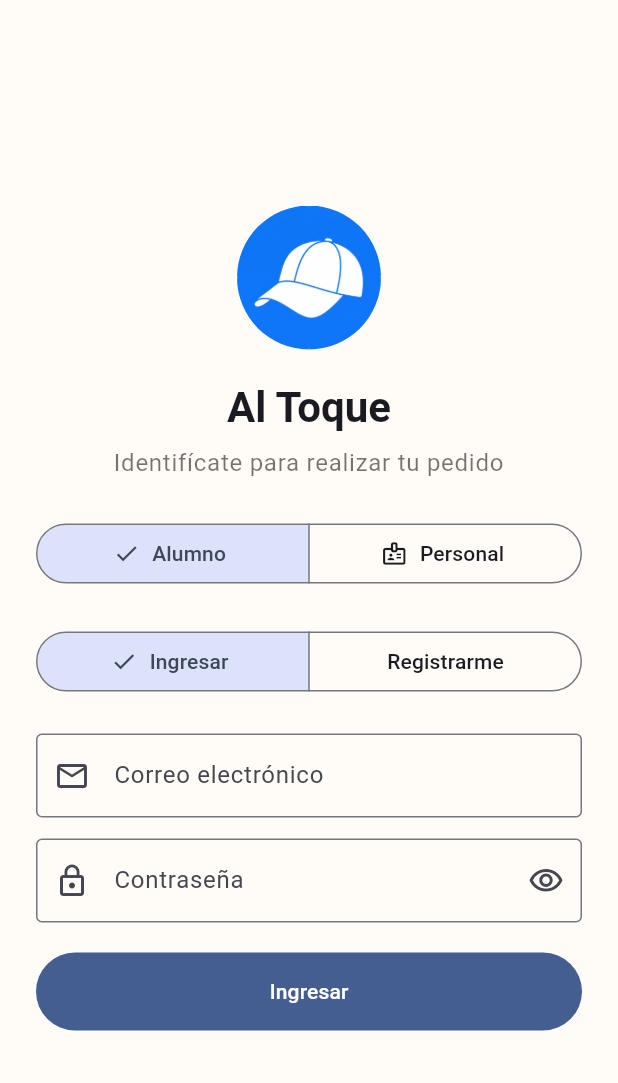
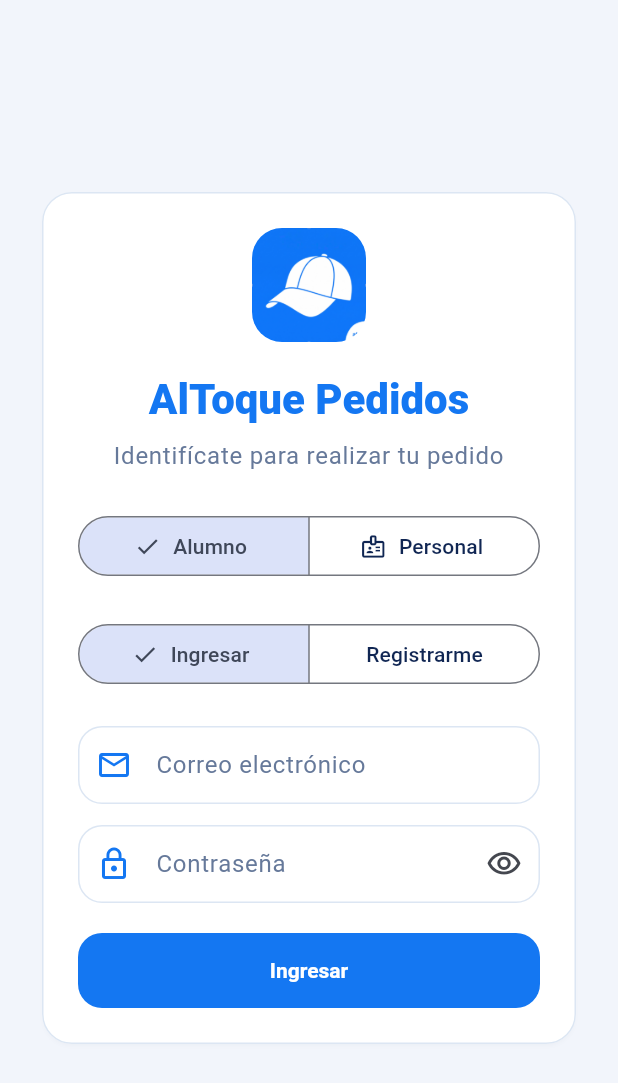
Before and after one commit to valenti-des/AlToque-Pedidos-App, a Flutter app: the screen it shows after launch, on a phone screen of 412 x 824 dp. Shown: the top 1083 px of the screen. Run offline on Flutter 3.47's test engine with Material 3 defaults, Android fonts, the phone set to English and light mode, and no system bars.

Commit message:
cambio de interfaza mas fachera

```diff
--- a/lib/main.dart
+++ b/lib/main.dart
@@ -13,6 +13,7 @@ import 'pages/payment_page.dart';
 import 'pages/product_detail_page.dart';
 import 'pages/tablero_buffet_screen.dart';
 import 'services/api_service.dart';
+import 'theme/app_theme.dart';
 import 'widgets/product_card.dart';
 
 void main() {
@@ -24,16 +25,9 @@ class MyApp extends StatelessWidget {
 
   @override
   Widget build(BuildContext context) {
-    // ignore: use_full_hex_values_for_flutter_colors
-    const brandColor = Color(0xFF0F76F6);
-
     return MaterialApp(
       title: 'AlToque Pedidos',
-      theme: ThemeData(
-        colorScheme: ColorScheme.fromSeed(seedColor: brandColor),
-        scaffoldBackgroundColor: const Color(0xFFFFFBF7),
-        useMaterial3: true,
-      ),
+      theme: AppTheme.light,
       home: LoginPage(
         onCustomerContinue: _showCatalog,
         onStaffLogin: _showStaffArea,
@@ -259,7 +253,7 @@ class _CatalogPageState extends State<CatalogPage> {
                     ),
                     const SizedBox(height: 12),
                     Text(
-                      'Al Toque',
+                      'AlToque Pedidos',
                       style: Theme.of(context).textTheme.titleLarge
                           ?.copyWith(fontWeight: FontWeight.bold),
                     ),
@@ -290,7 +284,7 @@ class _CatalogPageState extends State<CatalogPage> {
             icon: Container(
               decoration: BoxDecoration(
                 shape: BoxShape.circle,
-                border: Border.all(color: const Color(0xFF0877F9), width: 2),
+                border: Border.all(color: AppColors.primary, width: 2),
               ),
               child: ClipOval(
                 child: Image.asset('assets/images/logo.png', fit: BoxFit.cover),
@@ -300,9 +294,9 @@ class _CatalogPageState extends State<CatalogPage> {
         ),
         titleSpacing: 0,
         title: const Text(
-          'Al Toque',
+          'AlToque Pedidos',
           style: TextStyle(
-            color: Color(0xFF0877F9),
+            color: AppColors.primary,
             fontWeight: FontWeight.w900,
           ),
         ),
@@ -338,7 +332,7 @@ class _CatalogPageState extends State<CatalogPage> {
               width: double.infinity,
               decoration: BoxDecoration(
                 gradient: const LinearGradient(
-                  colors: [Color(0xFF0877F9), Color(0xFF2E9EF5)],
+                  colors: [AppColors.primary, Color(0xFF2E9EF5)],
                   begin: Alignment.centerLeft,
                   end: Alignment.centerRight,
                 ),
@@ -396,15 +390,15 @@ class _CatalogPageState extends State<CatalogPage> {
                 fillColor: Colors.white,
                 border: OutlineInputBorder(
                   borderRadius: BorderRadius.circular(14),
-                  borderSide: const BorderSide(color: Color(0xFFE1E7EF)),
+                  borderSide: const BorderSide(color: AppColors.border),
                 ),
                 enabledBorder: OutlineInputBorder(
                   borderRadius: BorderRadius.circular(14),
-                  borderSide: const BorderSide(color: Color(0xFFE1E7EF)),
+                  borderSide: const BorderSide(color: AppColors.border),
                 ),
                 focusedBorder: OutlineInputBorder(
                   borderRadius: BorderRadius.circular(14),
-                  borderSide: const BorderSide(color: Color(0xFF0877F9)),
+                  borderSide: const BorderSide(color: AppColors.primary),
                 ),
               ),
             ),
@@ -418,7 +412,7 @@ class _CatalogPageState extends State<CatalogPage> {
             Text(
               'Elegí algo rico para disfrutar',
               style: Theme.of(context).textTheme.bodyMedium
-                  ?.copyWith(color: Colors.black54),
+                  ?.copyWith(color: AppColors.muted),
             ),
             const SizedBox(height: 18),
             SizedBox(
@@ -453,7 +447,7 @@ class _CatalogPageState extends State<CatalogPage> {
                 Text(
                   '${visibleProducts.length} productos',
                   style: Theme.of(context).textTheme.bodySmall
-                      ?.copyWith(color: Colors.black54),
+                      ?.copyWith(color: AppColors.muted),
                 ),
               ],
             ),
--- a/lib/pages/admin_home_screen.dart
+++ b/lib/pages/admin_home_screen.dart
@@ -99,8 +99,6 @@ class _AdminActionCard extends StatelessWidget {
 
   @override
   Widget build(BuildContext context) => Card(
-    color: Colors.white,
-    shape: RoundedRectangleBorder(borderRadius: BorderRadius.circular(16)),
     child: ListTile(
       contentPadding: const EdgeInsets.all(16),
       leading: CircleAvatar(child: Icon(icon)),
--- a/lib/pages/cart_page.dart
+++ b/lib/pages/cart_page.dart
@@ -56,7 +56,6 @@ class _CartPageState extends State<CartPage> {
               children: [
                 for (final entry in productsInCart) ...[
                   Card(
-                    color: Colors.white,
                     child: ListTile(
                       contentPadding: const EdgeInsets.symmetric(
                         horizontal: 12,
--- a/lib/pages/estadisticas_empleados_screen.dart
+++ b/lib/pages/estadisticas_empleados_screen.dart
@@ -2,6 +2,7 @@ import 'package:flutter/material.dart';
 
 import '../models/employee_stats.dart';
 import '../services/api_service.dart';
+import '../theme/app_theme.dart';
 
 class EstadisticasEmpleadosScreen extends StatefulWidget {
   const EstadisticasEmpleadosScreen({super.key});
@@ -102,7 +103,7 @@ class _EstadisticasEmpleadosScreenState
                                   label: 'Efectividad',
                                   value:
                                       '${stat.effectiveness.toStringAsFixed(1)}%',
-                                  color: const Color(0xFF0877F9),
+                                  color: AppColors.primary,
                                 ),
                               ),
                             ],
--- a/lib/pages/gestion_empleados_screen.dart
+++ b/lib/pages/gestion_empleados_screen.dart
@@ -315,10 +315,6 @@ class _GestionEmpleadosScreenState extends State<GestionEmpleadosScreen> {
                   else
                     for (final employee in _employees)
                       Card(
-                        color: Colors.white,
-                        shape: RoundedRectangleBorder(
-                          borderRadius: BorderRadius.circular(16),
-                        ),
                         child: ListTile(
                           leading: const CircleAvatar(
                             child: Icon(Icons.person_outline),
--- a/lib/pages/login_page.dart
+++ b/lib/pages/login_page.dart
@@ -2,6 +2,7 @@ import 'package:flutter/material.dart';
 
 import '../models/auth_session.dart';
 import '../services/api_service.dart';
+import '../theme/app_theme.dart';
 
 class LoginPage extends StatefulWidget {
   const LoginPage({
@@ -187,27 +188,34 @@ class _LoginPageState extends State<LoginPage> {
           padding: const EdgeInsets.all(24),
           child: ConstrainedBox(
             constraints: const BoxConstraints(maxWidth: 420),
+            child: Card(
+              child: Padding(
+                padding: const EdgeInsets.all(24),
                 child: Form(
                   key: _formKey,
                   child: Column(
                     crossAxisAlignment: CrossAxisAlignment.stretch,
                     children: [
                       Center(
-                    child: ClipOval(
+                        child: ClipRRect(
+                          borderRadius: BorderRadius.circular(20),
                           child: Image.asset(
                             'assets/images/logo.png',
-                        width: 96,
-                        height: 96,
+                            width: 76,
+                            height: 76,
                             fit: BoxFit.cover,
                           ),
                         ),
                       ),
                       const SizedBox(height: 20),
                       Text(
-                    'Al Toque',
+                        'AlToque Pedidos',
                         textAlign: TextAlign.center,
                         style: Theme.of(context).textTheme.headlineMedium
-                        ?.copyWith(fontWeight: FontWeight.bold),
+                            ?.copyWith(
+                              color: AppColors.primary,
+                              fontWeight: FontWeight.w900,
+                            ),
                       ),
                       const SizedBox(height: 8),
                       Text(
@@ -216,7 +224,7 @@ class _LoginPageState extends State<LoginPage> {
                             : 'Identifícate para realizar tu pedido',
                         textAlign: TextAlign.center,
                         style: Theme.of(context).textTheme.bodyLarge
-                        ?.copyWith(color: Colors.black54),
+                            ?.copyWith(color: AppColors.muted),
                       ),
                       const SizedBox(height: 24),
                       SegmentedButton<bool>(
@@ -244,7 +252,10 @@ class _LoginPageState extends State<LoginPage> {
                       if (!_isStaffMode) ...[
                         SegmentedButton<String>(
                           segments: const [
-                        ButtonSegment(value: 'login', label: Text('Ingresar')),
+                            ButtonSegment(
+                              value: 'login',
+                              label: Text('Ingresar'),
+                            ),
                             ButtonSegment(
                               value: 'register',
                               label: Text('Registrarme'),
@@ -271,7 +282,9 @@ class _LoginPageState extends State<LoginPage> {
                         ],
                         _emailField(),
                         const SizedBox(height: 14),
-                    _passwordField(isRegistration: _customerMode == 'register'),
+                        _passwordField(
+                          isRegistration: _customerMode == 'register',
+                        ),
                       ],
                       if (_errorMessage != null) ...[
                         const SizedBox(height: 12),
@@ -293,7 +306,9 @@ class _LoginPageState extends State<LoginPage> {
                             ? const SizedBox(
                                 width: 20,
                                 height: 20,
-                            child: CircularProgressIndicator(strokeWidth: 2),
+                                child: CircularProgressIndicator(
+                                  strokeWidth: 2,
+                                ),
                               )
                             : Text(buttonLabel),
                       ),
@@ -303,6 +318,8 @@ class _LoginPageState extends State<LoginPage> {
               ),
             ),
           ),
+        ),
+      ),
     );
   }
 }
--- a/lib/pages/order_history_page.dart
+++ b/lib/pages/order_history_page.dart
@@ -124,10 +124,6 @@ class _OrderHistoryPageState extends State<OrderHistoryPage> {
                       final date = order.createdAt;
 
                       return Card(
-                        color: Colors.white,
-                        shape: RoundedRectangleBorder(
-                          borderRadius: BorderRadius.circular(16),
-                        ),
                         child: ListTile(
                           leading: const CircleAvatar(
                             child: Icon(Icons.receipt_long_outlined),
--- a/lib/pages/product_detail_page.dart
+++ b/lib/pages/product_detail_page.dart
@@ -1,6 +1,7 @@
 import 'package:flutter/material.dart';
 
 import '../models/product.dart';
+import '../theme/app_theme.dart';
 
 class ProductDetailPage extends StatefulWidget {
   const ProductDetailPage({
@@ -22,13 +23,13 @@ class _ProductDetailPageState extends State<ProductDetailPage> {
   @override
   Widget build(BuildContext context) {
     return Scaffold(
-      backgroundColor: const Color(0xFFF8FAFD),
+      backgroundColor: AppColors.background,
       body: SafeArea(
         child: Column(
           children: [
             Container(
               height: 310,
-              color: const Color(0xFF0877F9),
+              color: AppColors.primary,
               child: Stack(
                 children: [
                   Positioned(
@@ -62,12 +63,12 @@ class _ProductDetailPageState extends State<ProductDetailPage> {
                     height: 230,
                     child: Container(
                       decoration: BoxDecoration(
-                        color: Colors.white,
-                        borderRadius: BorderRadius.circular(18),
+                        color: AppColors.surface,
+                        borderRadius: BorderRadius.circular(20),
                         border: Border.all(color: Colors.white, width: 4),
-                        boxShadow: const [
+                        boxShadow: [
                           BoxShadow(
-                            color: Color(0x22000000),
+                            color: AppColors.ink.withValues(alpha: 0.14),
                             blurRadius: 18,
                             offset: Offset(0, 8),
                           ),
@@ -107,7 +108,7 @@ class _ProductDetailPageState extends State<ProductDetailPage> {
                         Text(
                           widget.product.price,
                           style: const TextStyle(
-                            color: Color(0xFF0877F9),
+                            color: AppColors.primary,
                             fontSize: 21,
                             fontWeight: FontWeight.w900,
                           ),
@@ -118,7 +119,7 @@ class _ProductDetailPageState extends State<ProductDetailPage> {
                     Text(
                       widget.product.description,
                       style: const TextStyle(
-                        color: Color(0xFF667085),
+                        color: AppColors.muted,
                         fontSize: 15,
                         height: 1.45,
                       ),
@@ -127,7 +128,7 @@ class _ProductDetailPageState extends State<ProductDetailPage> {
                     Container(
                       height: 58,
                       decoration: BoxDecoration(
-                        color: const Color(0xFFF1F4F8),
+                        color: AppColors.paleBlue,
                         borderRadius: BorderRadius.circular(18),
                       ),
                       child: Row(
@@ -167,7 +168,7 @@ class _ProductDetailPageState extends State<ProductDetailPage> {
                           Navigator.of(context).pop();
                         },
                         style: FilledButton.styleFrom(
-                          backgroundColor: const Color(0xFF0877F9),
+                          backgroundColor: AppColors.primary,
                           shape: RoundedRectangleBorder(
                             borderRadius: BorderRadius.circular(16),
                           ),
--- a/lib/pages/tablero_buffet_screen.dart
+++ b/lib/pages/tablero_buffet_screen.dart
@@ -496,8 +496,6 @@ class _OrderCard extends StatelessWidget {
       onDoubleTap: onDoubleTap,
       child: Card(
         margin: const EdgeInsets.only(bottom: 12),
-        color: Colors.white,
-        shape: RoundedRectangleBorder(borderRadius: BorderRadius.circular(16)),
         child: Padding(
           padding: const EdgeInsets.all(16),
           child: Column(
--- /dev/null
+++ b/lib/theme/app_theme.dart
@@ -0,0 +1,153 @@
+import 'package:flutter/material.dart';
+
+class AppColors {
+  const AppColors._();
+
+  static const primary = Color(0xFF1477F2);
+  static const background = Color(0xFFF2F5FB);
+  static const surface = Colors.white;
+  static const paleBlue = Color(0xFFE8F1FF);
+  static const border = Color(0xFFDCE6F3);
+  static const ink = Color(0xFF102653);
+  static const muted = Color(0xFF66799A);
+}
+
+class AppTheme {
+  const AppTheme._();
+
+  static final ThemeData light = ThemeData(
+    useMaterial3: true,
+    colorScheme:
+        ColorScheme.fromSeed(
+          seedColor: AppColors.primary,
+          surface: AppColors.background,
+        ).copyWith(
+          primary: AppColors.primary,
+          onPrimary: Colors.white,
+          onSurface: AppColors.ink,
+          outlineVariant: AppColors.border,
+        ),
+    scaffoldBackgroundColor: AppColors.background,
+    textTheme: ThemeData.light().textTheme.apply(
+      bodyColor: AppColors.ink,
+      displayColor: AppColors.ink,
+    ),
+    appBarTheme: const AppBarTheme(
+      backgroundColor: AppColors.background,
+      foregroundColor: AppColors.ink,
+      surfaceTintColor: Colors.transparent,
+      elevation: 0,
+      scrolledUnderElevation: 0,
+      titleTextStyle: TextStyle(
+        color: AppColors.ink,
+        fontSize: 20,
+        fontWeight: FontWeight.w800,
+      ),
+      iconTheme: IconThemeData(color: AppColors.primary),
+    ),
+    cardTheme: CardThemeData(
+      color: AppColors.surface,
+      surfaceTintColor: Colors.transparent,
+      elevation: 1,
+      shadowColor: AppColors.ink.withValues(alpha: 0.06),
+      shape: RoundedRectangleBorder(
+        borderRadius: BorderRadius.circular(20),
+        side: const BorderSide(color: AppColors.border),
+      ),
+    ),
+    inputDecorationTheme: InputDecorationTheme(
+      filled: true,
+      fillColor: AppColors.surface,
+      prefixIconColor: AppColors.primary,
+      labelStyle: const TextStyle(color: AppColors.muted),
+      contentPadding: const EdgeInsets.symmetric(horizontal: 16, vertical: 14),
+      border: OutlineInputBorder(
+        borderRadius: BorderRadius.circular(16),
+        borderSide: const BorderSide(color: AppColors.border),
+      ),
+      enabledBorder: OutlineInputBorder(
+        borderRadius: BorderRadius.circular(16),
+        borderSide: const BorderSide(color: AppColors.border),
+      ),
+      focusedBorder: OutlineInputBorder(
+        borderRadius: BorderRadius.circular(16),
+        borderSide: const BorderSide(color: AppColors.primary, width: 1.5),
+      ),
+      errorBorder: OutlineInputBorder(
+        borderRadius: BorderRadius.circular(16),
+        borderSide: BorderSide(color: Colors.red.shade400),
+      ),
+      focusedErrorBorder: OutlineInputBorder(
+        borderRadius: BorderRadius.circular(16),
+        borderSide: BorderSide(color: Colors.red.shade700, width: 1.5),
+      ),
+    ),
+    filledButtonTheme: FilledButtonThemeData(
+      style: FilledButton.styleFrom(
+        backgroundColor: AppColors.primary,
+        foregroundColor: Colors.white,
+        minimumSize: const Size(0, 50),
+        padding: const EdgeInsets.symmetric(horizontal: 20, vertical: 14),
+        shape: RoundedRectangleBorder(borderRadius: BorderRadius.circular(16)),
+        textStyle: const TextStyle(fontWeight: FontWeight.w700),
+      ),
+    ),
+    elevatedButtonTheme: ElevatedButtonThemeData(
+      style: ElevatedButton.styleFrom(
+        backgroundColor: AppColors.primary,
+        foregroundColor: Colors.white,
+        minimumSize: const Size(0, 50),
+        padding: const EdgeInsets.symmetric(horizontal: 20, vertical: 14),
+        shape: RoundedRectangleBorder(borderRadius: BorderRadius.circular(16)),
+        textStyle: const TextStyle(fontWeight: FontWeight.w700),
+      ),
+    ),
+    outlinedButtonTheme: OutlinedButtonThemeData(
+      style: OutlinedButton.styleFrom(
+        foregroundColor: AppColors.primary,
+        minimumSize: const Size(0, 48),
+        padding: const EdgeInsets.symmetric(horizontal: 18, vertical: 12),
+        side: const BorderSide(color: AppColors.border),
+        shape: RoundedRectangleBorder(borderRadius: BorderRadius.circular(16)),
+        textStyle: const TextStyle(fontWeight: FontWeight.w700),
+      ),
+    ),
+    textButtonTheme: TextButtonThemeData(
+      style: TextButton.styleFrom(
+        foregroundColor: AppColors.primary,
+        shape: RoundedRectangleBorder(borderRadius: BorderRadius.circular(12)),
+        textStyle: const TextStyle(fontWeight: FontWeight.w700),
+      ),
+    ),
+    chipTheme: ChipThemeData(
+      backgroundColor: AppColors.surface,
+      selectedColor: AppColors.paleBlue,
+      side: const BorderSide(color: AppColors.border),
+      shape: RoundedRectangleBorder(borderRadius: BorderRadius.circular(16)),
+      labelStyle: const TextStyle(color: AppColors.ink),
+    ),
+    navigationBarTheme: const NavigationBarThemeData(
+      backgroundColor: AppColors.surface,
+      indicatorColor: AppColors.paleBlue,
+      elevation: 0,
+      height: 72,
+    ),
+    dialogTheme: DialogThemeData(
+      backgroundColor: AppColors.surface,
+      surfaceTintColor: Colors.transparent,
+      shape: RoundedRectangleBorder(borderRadius: BorderRadius.circular(24)),
+    ),
+    snackBarTheme: SnackBarThemeData(
+      behavior: SnackBarBehavior.floating,
+      backgroundColor: AppColors.ink,
+      contentTextStyle: const TextStyle(color: Colors.white),
+      shape: RoundedRectangleBorder(borderRadius: BorderRadius.circular(16)),
+    ),
+    dividerTheme: const DividerThemeData(color: AppColors.border, thickness: 1),
+    progressIndicatorTheme: const ProgressIndicatorThemeData(
+      color: AppColors.primary,
+      linearTrackColor: AppColors.paleBlue,
+      circularTrackColor: AppColors.paleBlue,
+    ),
+  );
+}
--- a/lib/widgets/product_card.dart
+++ b/lib/widgets/product_card.dart
@@ -1,6 +1,7 @@
 import 'package:flutter/material.dart';
 
 import '../models/product.dart';
+import '../theme/app_theme.dart';
 
 class ProductCard extends StatelessWidget {
   const ProductCard(this.product, this.onAdd, {this.onOpen, super.key});
@@ -18,7 +19,7 @@ class ProductCard extends StatelessWidget {
         decoration: BoxDecoration(
           color: Colors.white,
           borderRadius: BorderRadius.circular(18),
-          border: Border.all(color: const Color(0xFFE5EAF0)),
+          border: Border.all(color: AppColors.border),
           boxShadow: [
             BoxShadow(
               color: const Color(0xFF1A365D).withValues(alpha: 0.06),
@@ -62,7 +63,7 @@ class ProductCard extends StatelessWidget {
                       maxLines: 2,
                       overflow: TextOverflow.ellipsis,
                       style: Theme.of(context).textTheme.bodySmall
-                          ?.copyWith(color: const Color(0xFF667085)),
+                          ?.copyWith(color: AppColors.muted),
                     ),
                     const Spacer(),
                     Row(
@@ -72,7 +73,7 @@ class ProductCard extends StatelessWidget {
                             product.price,
                             style: Theme.of(context).textTheme.titleMedium
                                 ?.copyWith(
-                                  color: const Color(0xFF0877F9),
+                                  color: AppColors.primary,
                                   fontWeight: FontWeight.w800,
                                 ),
                           ),
@@ -84,7 +85,7 @@ class ProductCard extends StatelessWidget {
                             width: 38,
                             height: 38,
                             decoration: BoxDecoration(
-                              color: const Color(0xFF0877F9),
+                              color: AppColors.primary,
                               borderRadius: BorderRadius.circular(12),
                             ),
                             child: const Icon(
```
Lines whose indentation alone changed are shown as unchanged.
